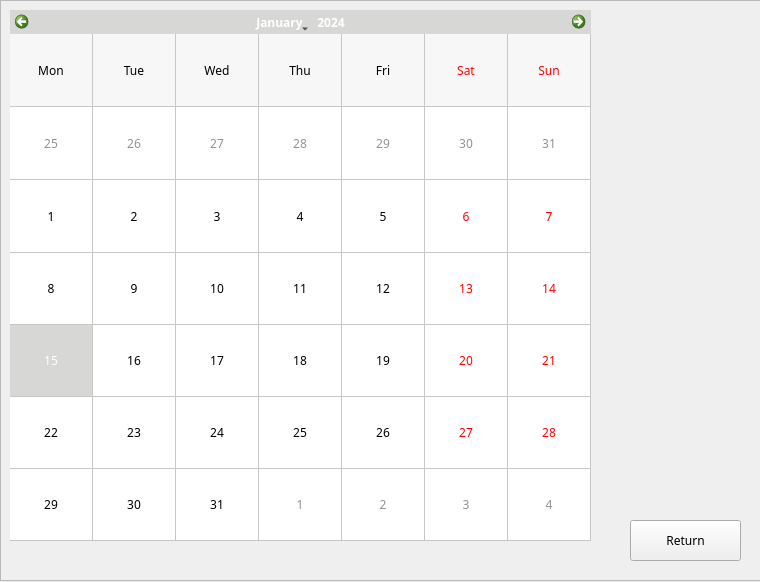
This is Comcalen/ShiftTable.ui in Rolkarolka/Comcalen as Qt 5 draws it before an edit. The edited form follows.
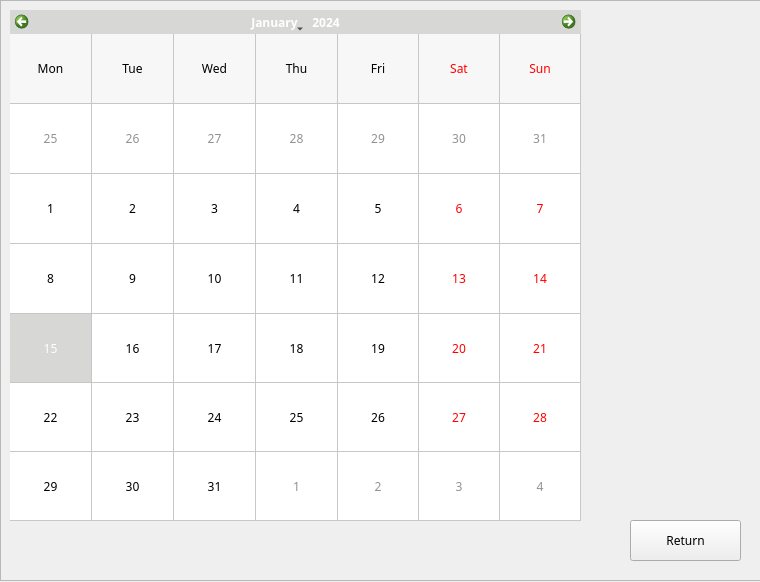
This is the edited form. Icons and pictures are not drawn.

The edit to the form file:
```diff
--- a/Comcalen/ShiftTable.ui
+++ b/Comcalen/ShiftTable.ui
@@ -211,8 +211,8 @@
      <rect>
       <x>10</x>
       <y>10</y>
-      <width>581</width>
-      <height>531</height>
+      <width>571</width>
+      <height>511</height>
      </rect>
     </property>
     <property name="palette">
@@ -375,7 +375,7 @@
    <widget class="QTableWidget" name="avaible_list">
     <property name="geometry">
      <rect>
-      <x>610</x>
+      <x>600</x>
       <y>100</y>
       <width>141</width>
       <height>192</height>
@@ -393,9 +393,9 @@
    <widget class="QLabel" name="label_saved">
     <property name="geometry">
      <rect>
-      <x>610</x>
+      <x>590</x>
       <y>310</y>
-      <width>141</width>
+      <width>161</width>
       <height>41</height>
      </rect>
     </property>
```
